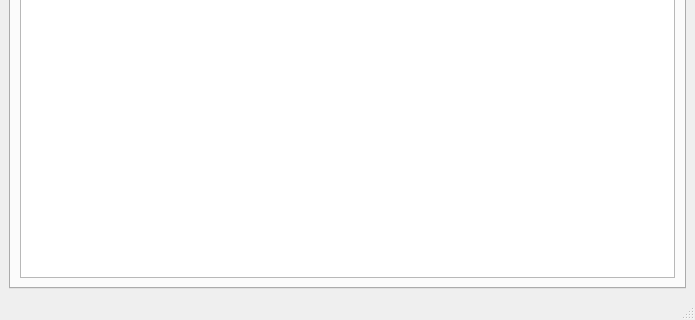
This is ui_mindfulness.ui in ifedyaev/ui_mindfulness_test as Qt 5 draws it before an edit; both pictures show x 0 to 695 and y 196 to 516 of the 695 by 516 pixel window. The edited form follows.
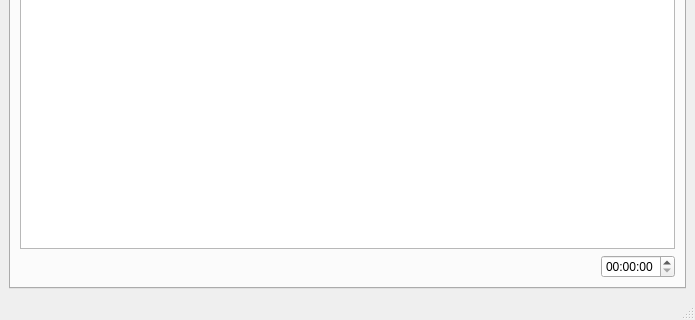
This is the edited form. The open tabs and pages were chosen to show the change.

```diff
--- a/ui_mindfulness.ui
+++ b/ui_mindfulness.ui
@@ -481,6 +481,33 @@
           </property>
          </widget>
         </item>
+        <item row="1" column="0">
+         <layout class="QHBoxLayout" name="horizontalLayout_5">
+          <item>
+           <widget class="QLabel" name="m_label_result_test">
+            <property name="text">
+             <string/>
+            </property>
+           </widget>
+          </item>
+          <item>
+           <spacer name="horizontalSpacer_11">
+            <property name="orientation">
+             <enum>Qt::Horizontal</enum>
+            </property>
+            <property name="sizeHint" stdset="0">
+             <size>
+              <width>40</width>
+              <height>20</height>
+             </size>
+            </property>
+           </spacer>
+          </item>
+          <item>
+           <widget class="QTimeEdit" name="m_time_edit_test"/>
+          </item>
+         </layout>
+        </item>
        </layout>
       </widget>
       <widget class="QWidget" name="tab_result">
```
Left out of the diff: 15 changed lines with no effect on the pictures.
